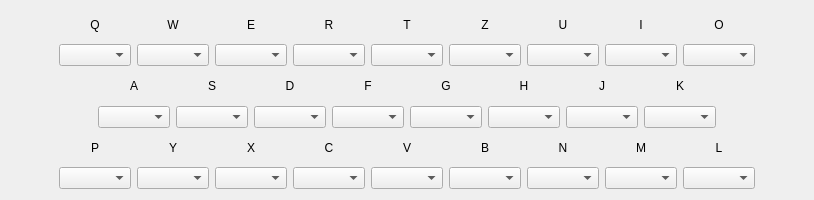
Qt form switchPanel.ui (Ilya-Belyanov/Enigma) before a commit.
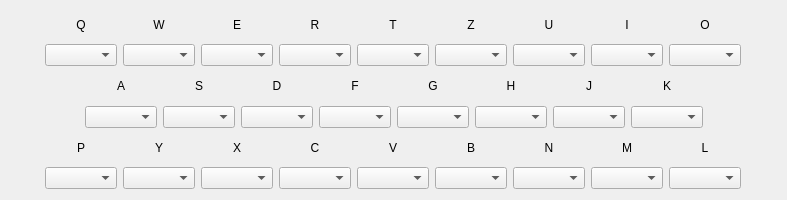
The same form after that commit.

Commit message: Done switch panel

What changed in the file:
```diff
--- a/switchPanel.ui
+++ b/switchPanel.ui
@@ -6,19 +6,19 @@
    <rect>
     <x>0</x>
     <y>0</y>
-    <width>814</width>
+    <width>787</width>
     <height>200</height>
    </rect>
   </property>
   <property name="minimumSize">
    <size>
-    <width>814</width>
+    <width>700</width>
     <height>0</height>
    </size>
   </property>
   <property name="maximumSize">
    <size>
-    <width>814</width>
+    <width>787</width>
     <height>200</height>
    </size>
   </property>
```
Left out of the diff: 2 changed lines with no effect on the pictures. The commit also changes 9 other files.
